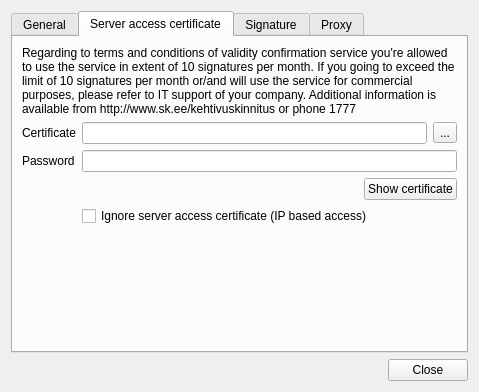
open-eid/qdigidoc, file client/ui/SettingsDialog.ui: the form before one commit.
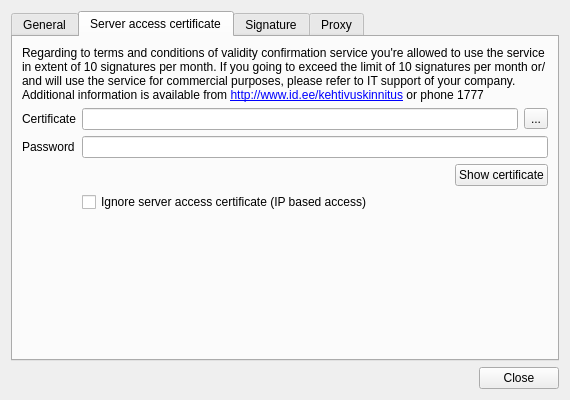
The form after the commit. The open tabs and pages were chosen to show the change.

Diff of the .ui file:
```diff
--- a/client/ui/SettingsDialog.ui
+++ b/client/ui/SettingsDialog.ui
@@ -9,8 +9,8 @@
    <rect>
     <x>0</x>
     <y>0</y>
-    <width>468</width>
-    <height>392</height>
+    <width>570</width>
+    <height>400</height>
    </rect>
   </property>
   <property name="windowTitle">
@@ -153,7 +153,7 @@
        <item row="0" column="0" colspan="2">
         <widget class="QLabel" name="p12Label">
          <property name="text">
-          <string>Regarding to terms and conditions of validity confirmation service you're allowed to use the service in extent of 10 signatures per month. If you going to exceed the limit of 10 signatures per month or/and will use the service for commercial purposes, please refer to IT support of your company. Additional information is available from http://www.sk.ee/kehtivuskinnitus or phone 1777</string>
+          <string>Regarding to terms and conditions of validity confirmation service you're allowed to use the service in extent of 10 signatures per month. If you going to exceed the limit of 10 signatures per month or/and will use the service for commercial purposes, please refer to IT support of your company. Additional information is available from &lt;a href=&quot;http://www.id.ee/kehtivuskinnitus&quot;&gt;http://www.id.ee/kehtivuskinnitus&lt;/a&gt; or phone 1777</string>
          </property>
          <property name="wordWrap">
           <bool>true</bool>
```
Left out of the diff: 2 changed lines with no effect on the pictures.
